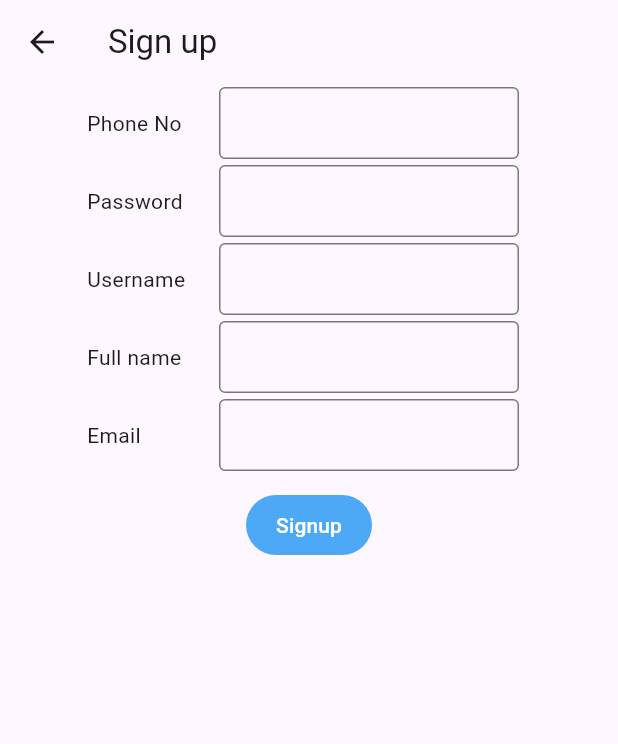
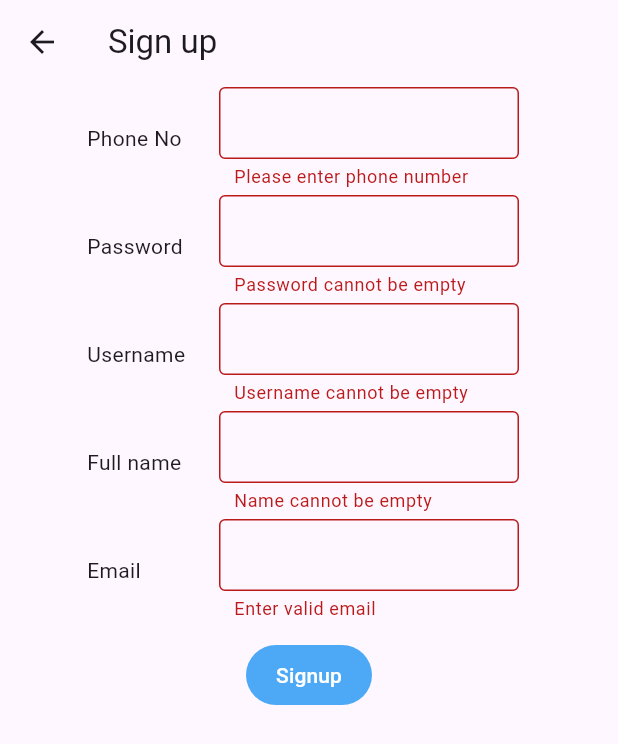
Before and after one commit to sazan10/smart_room, a Flutter app: the SignupScreen screen opened directly, after a tap on "Signup", on a phone screen of 412 x 824 dp. Shown: the top 744 px of the screen. Run offline on Flutter 3.47's test engine with Material 3 defaults, Android fonts, the phone set to English and light mode, and no system bars; missing offline and left inert: dart:js_interop.

Commit message:
add validation to signup form

```diff
--- a/lib/screens/signup.dart
+++ b/lib/screens/signup.dart
@@ -1,31 +1,60 @@
+import 'dart:js_interop';
+
 import 'package:flutter/material.dart';
 import 'package:http/http.dart' as http;
 import 'dart:convert';
 
-class SignupScreen extends StatelessWidget {
+class SignupScreen extends StatefulWidget {
   // final String title;
     // SignupScreen(this.title, {super.key})
 
-  SignupScreen({super.key});
-  final username= TextEditingController();
+  const SignupScreen({super.key});
+
+
+  @override
+  State<StatefulWidget> createState() {
+        return MySignupScreen();
+
+  }
+}
+
+class MySignupScreen extends State<SignupScreen> {
+final username= TextEditingController();
   final password= TextEditingController();
   final phone= TextEditingController();
   final email= TextEditingController();
   final fullName= TextEditingController();
+    final _formKey = GlobalKey<FormState>();
+
   @override
   Widget build(BuildContext context) {
     return Scaffold(appBar: AppBar(title: const Text("Sign up"),),
     body: Center(child: Column(children: [
+Form(
+      key: _formKey,
+      child:  Column(
+        children: <Widget>[
            Row(
             mainAxisAlignment: MainAxisAlignment.center,
-            children: [Container(  constraints: const BoxConstraints(
+            children: [
+
+              Container(  constraints: const BoxConstraints(
     minWidth: 80, // Set your desired minimum width here
   ),
   child:const Text("Phone No")),
             Padding(padding: const EdgeInsets.symmetric(horizontal: 8, vertical: 2),
             child: Container(width: 200,
             // height: 40,
-            child:TextField(
+            child:TextFormField(
+                validator: (value) {
+                  if (value == null || value.isEmpty) {
+                    return 'Please enter phone number';
+                  }
+                  else if(value.length!=14){
+                    return 'Phone number should be in +9779xxxxxxxx';
+                  }
+                  return null;
+                },
               controller: phone,
               textAlignVertical: TextAlignVertical.center,
               decoration: const InputDecoration(
@@ -35,7 +64,7 @@ class SignupScreen extends StatelessWidget {
               ),
             ),),)]
             ),
-                   Row(
+            Row(
             mainAxisAlignment: MainAxisAlignment.center,
             crossAxisAlignment: CrossAxisAlignment.center,
             children: [
@@ -46,7 +75,13 @@ class SignupScreen extends StatelessWidget {
                  Padding(padding: const EdgeInsets.symmetric(horizontal: 8, vertical: 2),
                  child: Container(width: 200,
             // height: 40,
-            child: TextField(
+            child: TextFormField(
+                validator: (value) {
+              if (value == null || value.isEmpty) {
+                return 'Password cannot be empty';
+              }
+              return null;
+            },
               obscureText: true,
               controller: password,
               textAlignVertical: TextAlignVertical.center,
@@ -57,7 +92,8 @@ class SignupScreen extends StatelessWidget {
 
               ),
             ),),)]
-            ),  Row(
+            ),
+            Row(
             mainAxisAlignment: MainAxisAlignment.center,
             children: [Container(  constraints: const BoxConstraints(
     minWidth: 80, // Set your desired minimum width here
@@ -66,7 +102,13 @@ class SignupScreen extends StatelessWidget {
             Padding(padding: const EdgeInsets.symmetric(horizontal: 8, vertical: 2),
             child: Container(width: 200,
             // height: 40,
-            child:TextField(
+            child:TextFormField(
+               validator: (value) {
+                if (value == null || value.isEmpty) {
+                  return 'Username cannot be empty';
+                }
+                return null;
+              },
               controller: username,
               textAlignVertical: TextAlignVertical.center,
               decoration: const InputDecoration(
@@ -75,7 +117,8 @@ class SignupScreen extends StatelessWidget {
                 hintText:'',
               ),
             ),),)]
-            ),  Row(
+            ),
+            Row(
             mainAxisAlignment: MainAxisAlignment.center,
             children: [Container(  constraints: const BoxConstraints(
                 minWidth: 80, // Set your desired minimum width here
@@ -84,8 +127,14 @@ class SignupScreen extends StatelessWidget {
             Padding(padding: const EdgeInsets.symmetric(horizontal: 8, vertical: 2),
             child: Container(width: 200,
             // height: 40,
-            child:TextField(
+            child:TextFormField(
               controller: fullName,
+              validator: (value) {
+                if (value == null || value.isEmpty) {
+                  return 'Name cannot be empty';
+                }
+                return null;
+              },
               textAlignVertical: TextAlignVertical.center,
               decoration: const InputDecoration(
                 border: OutlineInputBorder(),
@@ -93,7 +142,8 @@ class SignupScreen extends StatelessWidget {
                 hintText:'',
               ),
             ),),)]
-            ),  Row(
+            ),
+            Row(
             mainAxisAlignment: MainAxisAlignment.center,
             children: [Container(  constraints: const BoxConstraints(
                 minWidth: 80, // Set your desired minimum width here
@@ -102,8 +152,14 @@ class SignupScreen extends StatelessWidget {
             Padding(padding: const EdgeInsets.symmetric(horizontal: 8, vertical: 2),
             child: Container(width: 200,
             // height: 40,
-            child:TextField(
+            child:TextFormField(
               controller: email,
+              validator: (value) {
+                if (value == null || value.isEmpty) {
+                  return 'Enter valid email';
+                }
+                return null;
+              },
               textAlignVertical: TextAlignVertical.center,
               decoration: const InputDecoration(
                 border: OutlineInputBorder(),
@@ -120,24 +176,39 @@ class SignupScreen extends StatelessWidget {
       ),
 
   onPressed: ()async{
+   if (_formKey.currentState!.validate()) {
+      // If the form is valid, display a snackbar. In the real world,
+      // you'd often call a server or save the information in a database.
+      ScaffoldMessenger.of(context).showSnackBar(
+        const SnackBar(content: Text('Processing Data')),
+      );
 
-    var url = Uri.https('https://68e4-49-236-212-182.ngrok-free.app/', 'users/register');
+    var url = Uri.parse('https://53ee-49-236-212-182.ngrok-free.app/users/register');
   // "phn": "strings",
   // "password": "string",
   // "username": "string",
   // "full_name": "string",
   // "email": "string"
+
 try {
-    // await http.post(url,body:json.encode({
-    //   "phn": phone.text,
-    //   "password": password.text,
-    //   "username": username.text,
-    //   "full_name": fullName.text,
-    //   "email": email.text
+    final response = await http.post(url,
+        // headers: {"Content-Type": "application/json"},
 
-    // }));
-  } catch(_) {
+    body:jsonEncode({
+      "phn": phone.text,
+      "password": password.text,
+      "username": username.text,
+      "full_name": fullName.text,
+      "email": email.text
+
+    }).toString());
+    print("request success response :");
+    String jsonsDataString = response.toString(); // Error: toString of Response is assigned to jsonDataString.
+    // String _data = jsonDecode(jsonsDataString);
+    print(jsonDecode(jsonsDataString));
+  } catch(e) {
     print("request error");
+    print(e);
   }
 
               // Navigator.of(context).push(
@@ -145,10 +216,10 @@ try {
               //   (ctx)=>const DashboardScreen()
               //   )
               //   );
-                },
+                }},
   child: const Text('Signup'),
 )),
-
+        ]))
           ],),),
     );
   }
```
Also changed, not shown: lib/main.dart (+11 -6 lines), lib/screens/dashboard.dart (+58 -1 lines), 1 other file.
